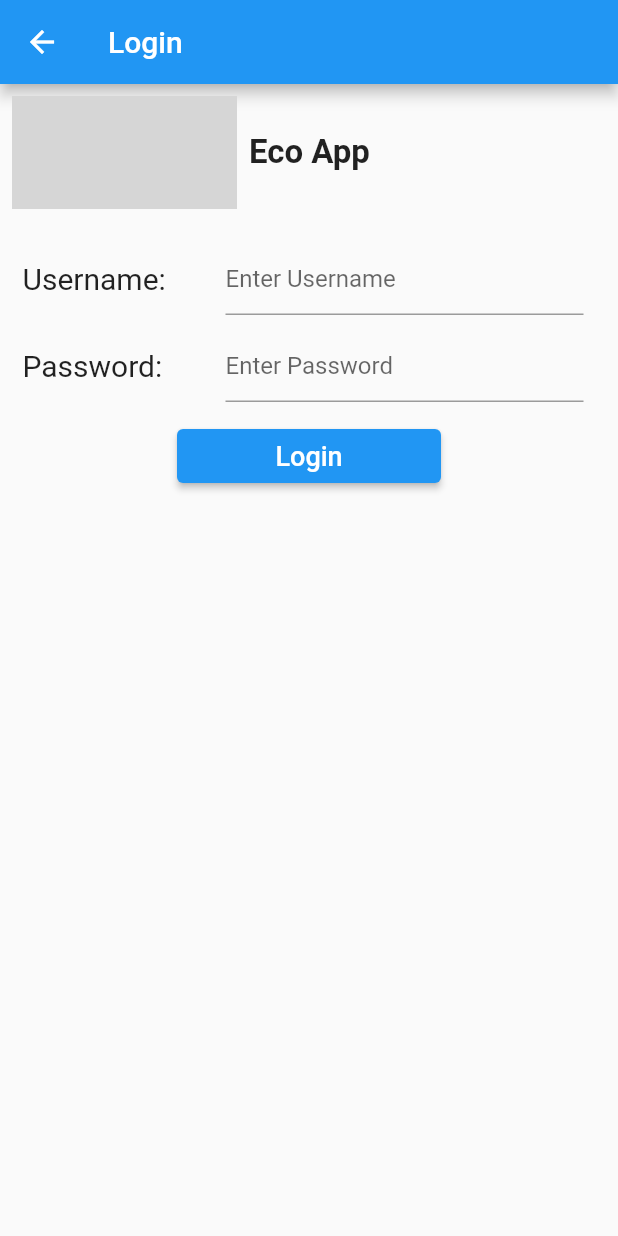
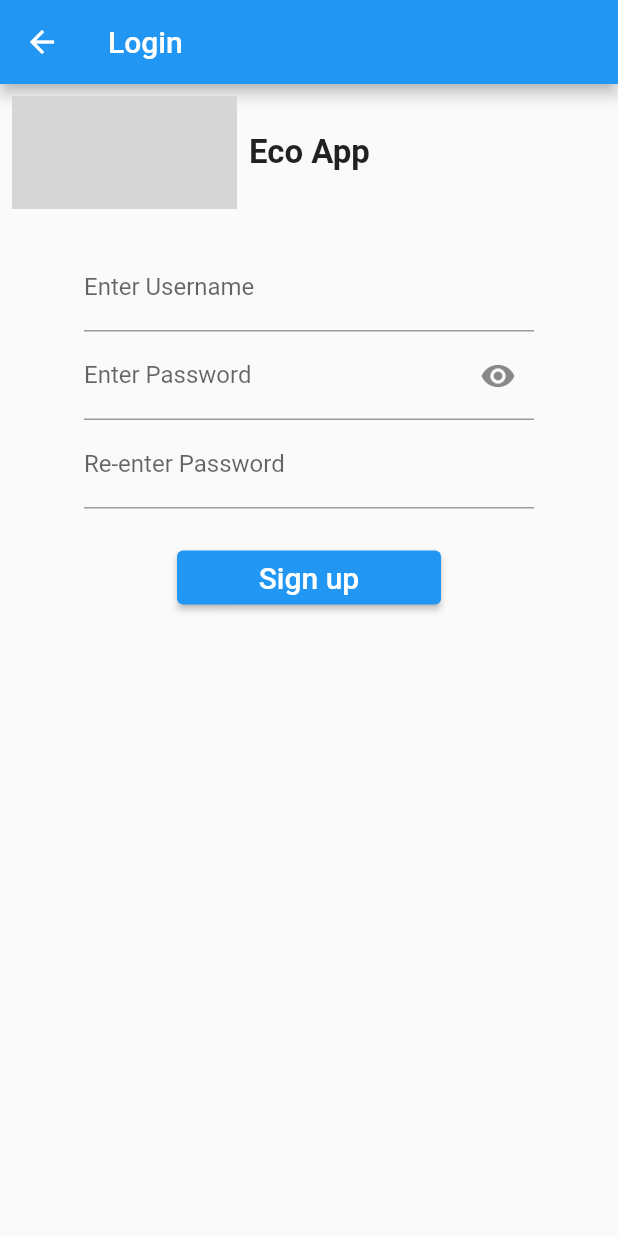
Before and after one commit to Gianni5/eco_app, a Flutter app: the SignupPage screen opened directly, on a phone screen of 412 x 824 dp. Run offline on Flutter 3.47's test engine with Material 2 defaults, Android fonts, the phone set to English and light mode, and no system bars; network calls fail; grey boxes are pictures that could not be loaded.

Commit message:
added max width and styles textfields

```diff
--- a/lib/pages/signupPage.dart
+++ b/lib/pages/signupPage.dart
@@ -9,20 +9,29 @@ class SignupPage extends StatefulWidget {
 
 class _SignupPageState extends State<SignupPage> {
   TextEditingController usernameController = TextEditingController();
+  TextEditingController passwordController = TextEditingController();
+  TextEditingController reenterController = TextEditingController();
+
+  bool _isObscure = true;
 
   @override
   Widget build(BuildContext context) {
-    return Scaffold(
+    return GestureDetector(
+      onTap: () {
+        FocusScopeNode currentFocus = FocusScope.of(context);
+
+        if (!currentFocus.hasPrimaryFocus) {
+          currentFocus.unfocus();
+        }
+      },
+      child: Scaffold(
         appBar: AppBar(
           // Here we take the value from the MyHomePage object that was created by
           // the App.build method, and use it to set our appbar title.
           title: const Text('Login'),
         ),
-      body: GestureDetector(
-        onTap: () {FocusScope.of(context).requestFocus(FocusNode());},
-        child: Container(
-          alignment: Alignment.center,
-          child: Column(
+        body: Center(
+          child: ListView(
             children: [
               Row(
                 children: [
@@ -50,71 +59,56 @@ class _SignupPageState extends State<SignupPage> {
               ),
               Center(
                 child: Padding(
-                  padding: const EdgeInsets.only(left: 15, right: 15, top: 15),
-                  child: Row(
+                  padding: const EdgeInsets.all(15),
+                  child: ConstrainedBox(
+                    constraints: const BoxConstraints(maxWidth: 300),
+                    child: Column(
                       children: [
-                      const Expanded(
-                        child: Text(
-                          'Username:',
-                          style: TextStyle(fontSize: 20,),
-                        ),
-                        flex: 3,
-                      ),
-                      Expanded(
-                        child: Padding(
-                          padding: const EdgeInsets.symmetric(horizontal: 8.0),
-                          child: TextFormField(
+                        TextField(
                           controller: usernameController,
                           decoration: const InputDecoration(
                             border: UnderlineInputBorder(),
-                              hintText: 'Enter Username',
+                            labelText: 'Enter Username',
                           ),
                         ),
-                        ),
-                        flex: 6,
-                      )
-                    ],
+                        TextField(
+                          obscureText: _isObscure,
+                          controller: passwordController,
+                          decoration: InputDecoration(
+                              suffixIcon: IconButton(
+                                  icon: Icon(
+                                      _isObscure ? Icons.visibility : Icons.visibility_off),
+                                  onPressed: () {
+                                    setState(() {
+                                      _isObscure = !_isObscure;
+                                    });
+                                  }),
+                            border: const UnderlineInputBorder(),
+                            labelText: 'Enter Password',
                           ),
                         ),
-              ),
-              Center(
-                child: Padding(
-                  padding: const EdgeInsets.only(left: 15, right: 15, top: 10),
-                  child: Row(
-                    children: [
-                      const Expanded(
-                        child: Text(
-                          'Password:',
-                          style: TextStyle(fontSize: 20,),
-                        ),
-                        flex: 3,
-                      ),
-                      Expanded(
-                        child: Padding(
-                          padding: const EdgeInsets.symmetric(horizontal: 8.0),
-                          child: TextFormField(
-                            controller: usernameController,
+                        TextField(
+                          obscureText: true,
+                          controller: reenterController,
                           decoration: const InputDecoration(
                             border: UnderlineInputBorder(),
-                              hintText: 'Enter Password',
+                            labelText: 'Re-enter Password',
                           ),
                         ),
-                        ),
-                        flex: 6,
-                      )
-                    ],
-                  ),
-                ),
-              ),
-              Container(
-                width: 200,
+                        Padding(
+                          padding: const EdgeInsets.only(top: 10),
+                          child: Center(
+                            child: ConstrainedBox(
+                              constraints: const BoxConstraints(minWidth: 200),
                               child: Padding(
                                 padding: const EdgeInsets.all(12),
                                 child: ElevatedButton(
-                    onPressed: () {print('login button pressed');},
+                                  onPressed: () {print('signup button pressed');},
                                   child: const Text(
-                      'Login',
-                      style: TextStyle(fontSize: 18),
+                                    'Sign up',
+                                    style: TextStyle(fontSize: 20),
+                                  ),
+                                ),
                               ),
                             ),
                           ),
@@ -123,7 +117,12 @@ class _SignupPageState extends State<SignupPage> {
                     ),
                   ),
                 ),
+              ),
+            ],
+          ),
+        ),
 
+      ),
     );
   }
 }
```
Lines whose indentation alone changed are shown as unchanged.
